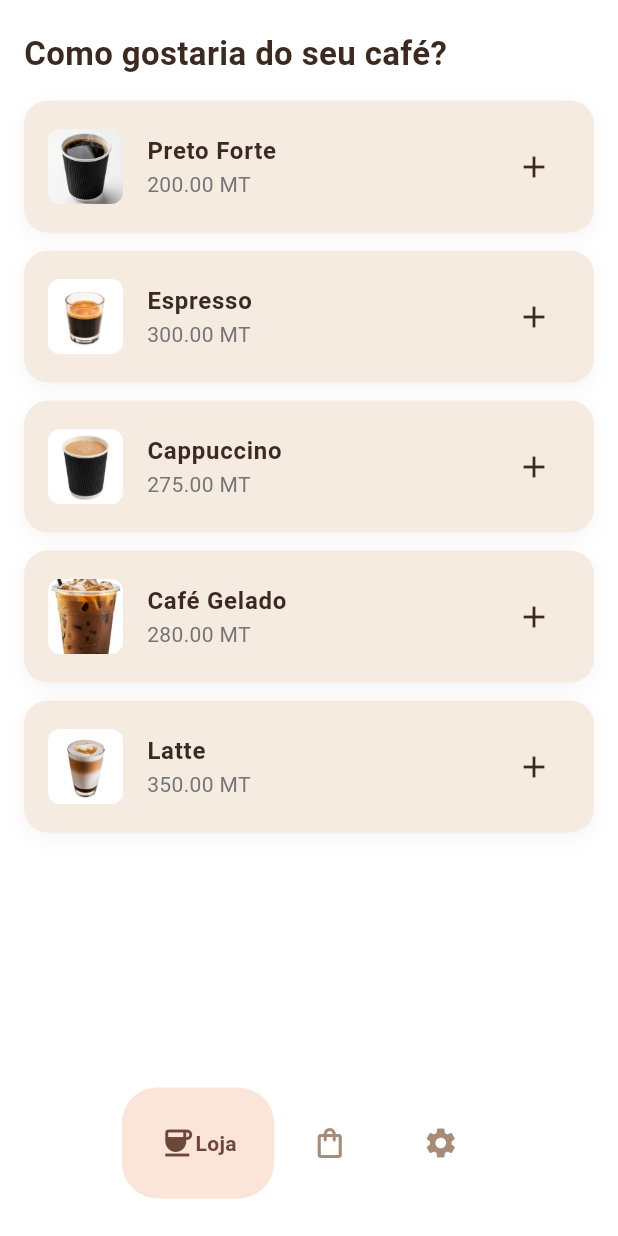
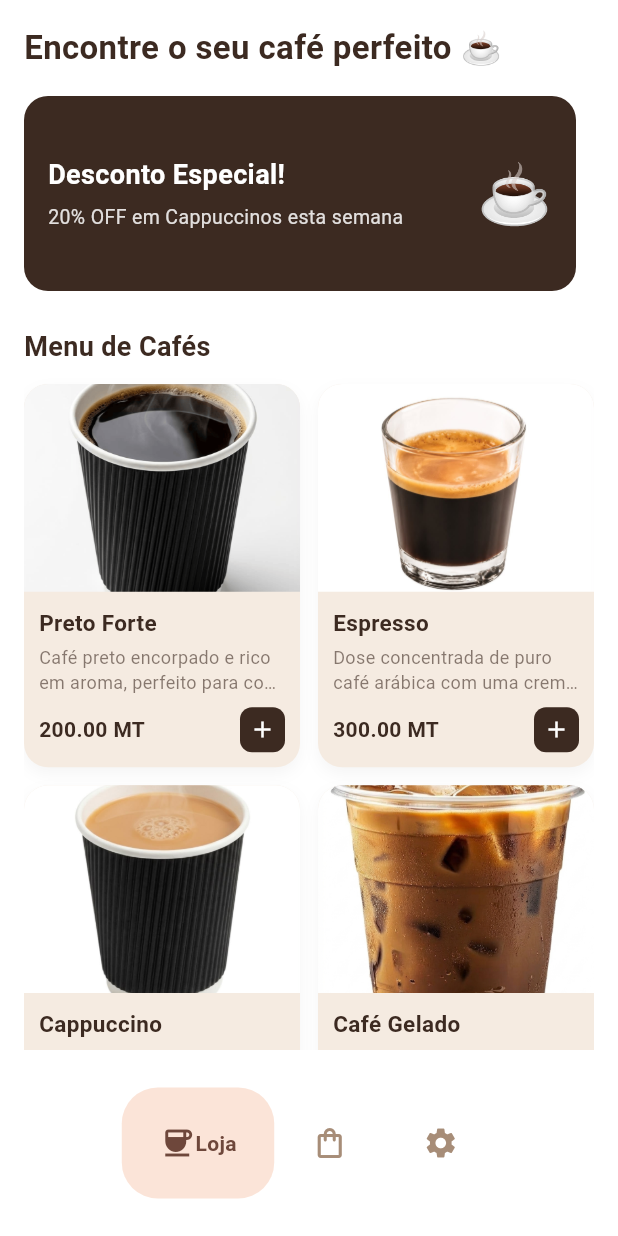
Before and after one commit to TrickPa1/Coffee-App-demo-v1, a Flutter app: the screen it shows after launch, on a phone screen of 412 x 824 dp. Run offline on Flutter 3.47's test engine with Material 3 defaults, Android fonts, the phone set to English and light mode, and no system bars; drawn by our look-alikes of google_nav_bar.

Commit message:
Versao demo um pouco mais simplificada

```diff
--- /dev/null
+++ b/lib/components/coffee_card.dart
@@ -0,0 +1,116 @@
+import 'package:flutter/material.dart';
+import '../models/coffee.dart';
+
+class CoffeeCard extends StatelessWidget {
+  final Coffee coffee;
+  final VoidCallback onTap;
+  final VoidCallback onAddPressed;
+
+  const CoffeeCard({
+    super.key,
+    required this.coffee,
+    required this.onTap,
+    required this.onAddPressed,
+  });
+
+  @override
+  Widget build(BuildContext context) {
+    final theme = Theme.of(context);
+
+    return GestureDetector(
+      onTap: onTap,
+      child: Container(
+        decoration: BoxDecoration(
+          color: theme.cardColor,
+          borderRadius: BorderRadius.circular(16),
+          boxShadow: [
+            BoxShadow(
+              color: Colors.black.withOpacity(0.04),
+              blurRadius: 8,
+              offset: const Offset(0, 4),
+            ),
+          ],
+        ),
+        child: Column(
+          crossAxisAlignment: CrossAxisAlignment.start,
+          children: [
+            // Imagem do Café
+            Expanded(
+              child: ClipRRect(
+                borderRadius: const BorderRadius.vertical(top: Radius.circular(16)),
+                child: Image.asset(
+                  coffee.imagePath,
+                  width: double.infinity,
+                  fit: BoxFit.cover,
+                  errorBuilder: (context, error, stackTrace) => Container(
+                    color: theme.colorScheme.surface,
+                    child: const Icon(Icons.coffee, size: 40),
+                  ),
+                ),
+              ),
+            ),
+
+            // Informações
+            Padding(
+              padding: const EdgeInsets.all(10.0),
+              child: Column(
+                crossAxisAlignment: CrossAxisAlignment.start,
+                children: [
+                  Text(
+                    coffee.name,
+                    maxLines: 1,
+                    overflow: TextOverflow.ellipsis,
+                    style: const TextStyle(
+                      fontWeight: FontWeight.bold,
+                      fontSize: 15,
+                    ),
+                  ),
+                  const SizedBox(height: 4),
+                  Text(
+                    coffee.description,
+                    maxLines: 2,
+                    overflow: TextOverflow.ellipsis,
+                    style: TextStyle(
+                      fontSize: 12,
+                      color: theme.textTheme.bodySmall?.color?.withOpacity(0.6),
+                    ),
+                  ),
+                  const SizedBox(height: 8),
+                  Row(
+                    mainAxisAlignment: MainAxisAlignment.spaceBetween,
+                    children: [
+                      Text(
+                        coffee.formattedPrice,
+                        style: TextStyle(
+                          fontWeight: FontWeight.bold,
+                          color: theme.colorScheme.primary,
+                          fontSize: 14,
+                        ),
+                      ),
+                      InkWell(
+                        onTap: onAddPressed,
+                        borderRadius: BorderRadius.circular(8),
+                        child: Container(
+                          padding: const EdgeInsets.all(6),
+                          decoration: BoxDecoration(
+                            color: theme.colorScheme.primary,
+                            borderRadius: BorderRadius.circular(8),
+                          ),
+                          child: Icon(
+                            Icons.add,
+                            size: 18,
+                            color: theme.colorScheme.onPrimary,
+                          ),
+                        ),
+                      ),
+                    ],
+                  ),
+                ],
+              ),
+            ),
+          ],
+        ),
+      ),
+    );
+  }
+}
--- a/lib/models/coffee.dart
+++ b/lib/models/coffee.dart
@@ -2,12 +2,14 @@ class Coffee {
   final String name;
   final double price;
   final String imagePath;
+  final String description;
   int quantity;
 
   Coffee({
     required this.name,
     required this.price,
     required this.imagePath,
+    required this.description,
     this.quantity = 1,
   });
 
--- a/lib/models/coffee_shop.dart
+++ b/lib/models/coffee_shop.dart
@@ -2,42 +2,44 @@ import 'package:flutter/material.dart';
 import 'coffee.dart';
 
 class CoffeeShop extends ChangeNotifier {
-  // Lista de cafés disponíveis
   final List<Coffee> _shop = [
     Coffee(
       name: 'Preto Forte',
       price: 200.0,
       imagePath: 'assets/images/black.png',
+      description: 'Café preto encorpado e rico em aroma, perfeito para começar o dia com energia.',
     ),
     Coffee(
       name: 'Espresso',
       price: 300.0,
       imagePath: 'assets/images/espresso.jpeg',
+      description: 'Dose concentrada de puro café arábica com uma crema aveludada e intensa.',
     ),
     Coffee(
       name: 'Cappuccino',
       price: 275.0,
       imagePath: 'assets/images/cappucino.jpeg',
+      description: 'Mistura harmoniosa de espresso, leite vaporizado e uma generosa camada de espuma de leite.',
     ),
     Coffee(
       name: 'Café Gelado',
       price: 280.0,
       imagePath: 'assets/images/ice_coffe.jpeg',
+      description: 'Refrescante infusão de café servido com gelo e um toque suave de baunilha.',
     ),
     Coffee(
       name: 'Latte',
       price: 350.0,
       imagePath: 'assets/images/latte.jpeg',
+      description: 'Espresso suave combinado com uma grande quantidade de leite cremoso vaporizado.',
     ),
   ];
 
   final List<Coffee> _userCart = [];
 
-  // Getters
   List<Coffee> get coffeeShop => _shop;
   List<Coffee> get userCart => _userCart;
 
-  // Adicionar item ao carrinho
   void addItemToCart(Coffee coffee) {
     int index = _userCart.indexWhere((item) => item.name == coffee.name);
 
@@ -49,6 +51,7 @@ class CoffeeShop extends ChangeNotifier {
           name: coffee.name,
           price: coffee.price,
           imagePath: coffee.imagePath,
+          description: coffee.description,
           quantity: 1,
         ),
       );
@@ -56,7 +59,6 @@ class CoffeeShop extends ChangeNotifier {
     notifyListeners();
   }
 
-  // Remover ou decrementar item do carrinho
   void removeItemFromCart(Coffee coffee) {
     int index = _userCart.indexWhere((item) => item.name == coffee.name);
 
@@ -70,13 +72,11 @@ class CoffeeShop extends ChangeNotifier {
     }
   }
 
-  // Limpar carrinho
   void clearCart() {
     _userCart.clear();
     notifyListeners();
   }
 
-  // Calcular valor total do carrinho
   double calculateTotal() {
     double total = 0;
     for (var item in _userCart) {
--- a/lib/pages/shop_page.dart
+++ b/lib/pages/shop_page.dart
@@ -1,13 +1,40 @@
 import 'package:flutter/material.dart';
 import 'package:provider/provider.dart';
-import '../components/coffee_tile.dart';
+import '../components/coffee_card.dart';
 import '../models/coffee.dart';
 import '../models/coffee_shop.dart';
+import 'coffee_detail_page.dart';
 
-class ShopPage extends StatelessWidget {
+class ShopPage extends StatefulWidget {
   const ShopPage({super.key});
 
-  void addToCart(BuildContext context, Coffee coffee) {
+  @override
+  State<ShopPage> createState() => _ShopPageState();
+}
+
+class _ShopPageState extends State<ShopPage> {
+  final PageController _bannerController = PageController();
+
+  // Banners promocionais
+  final List<Map<String, String>> _banners = [
+    {
+      'title': 'Desconto Especial!',
+      'subtitle': '20% OFF em Cappuccinos esta semana',
+      'icon': '☕',
+    },
+    {
+      'title': 'Novo no Menu',
+      'subtitle': 'Experimente o nosso Café Gelado Especial',
+      'icon': '🧊',
+    },
+    {
+      'title': 'Hora do Café',
+      'subtitle': 'Cafés selecionados com entrega grátis',
+      'icon': '🛵',
+    },
+  ];
+
+  void addToCart(Coffee coffee) {
     Provider.of<CoffeeShop>(context, listen: false).addItemToCart(coffee);
 
     ScaffoldMessenger.of(context).hideCurrentSnackBar();
@@ -20,36 +47,130 @@ class ShopPage extends StatelessWidget {
     );
   }
 
+  void openDetailPage(Coffee coffee) {
+    Navigator.push(
+      context,
+      MaterialPageRoute(
+        builder: (context) => CoffeeDetailPage(coffee: coffee),
+      ),
+    );
+  }
+
   @override
   Widget build(BuildContext context) {
+    final theme = Theme.of(context);
+
     return Consumer<CoffeeShop>(
       builder: (context, value, child) => SafeArea(
         child: Padding(
-          padding: const EdgeInsets.symmetric(horizontal: 16.0, vertical: 8.0),
-          child: Column(
-            crossAxisAlignment: CrossAxisAlignment.start,
-            children: [
-              const SizedBox(height: 12),
-              const Text(
-                'Como gostaria do seu café?',
-                style: TextStyle(
-                  fontSize: 22,
-                  fontWeight: FontWeight.bold,
+          padding: const EdgeInsets.symmetric(horizontal: 16.0),
+          child: CustomScrollView(
+            slivers: [
+              // Título de Boas-vindas
+              const SliverToBoxAdapter(
+                child: Padding(
+                  padding: EdgeInsets.symmetric(vertical: 16.0),
+                  child: Text(
+                    'Encontre o seu café perfeito ☕',
+                    style: TextStyle(
+                      fontSize: 22,
+                      fontWeight: FontWeight.bold,
+                    ),
+                  ),
                 ),
               ),
-              const SizedBox(height: 16),
-              Expanded(
-                child: ListView.builder(
-                  itemCount: value.coffeeShop.length,
-                  itemBuilder: (context, index) {
+
+              // Carrossel de Banners
+              SliverToBoxAdapter(
+                child: SizedBox(
+                  height: 130,
+                  child: PageView.builder(
+                    controller: _bannerController,
+                    itemCount: _banners.length,
+                    itemBuilder: (context, index) {
+                      final banner = _banners[index];
+                      return Container(
+                        margin: const EdgeInsets.only(right: 12),
+                        padding: const EdgeInsets.all(16),
+                        decoration: BoxDecoration(
+                          color: theme.colorScheme.primary,
+                          borderRadius: BorderRadius.circular(16),
+                        ),
+                        child: Row(
+                          children: [
+                            Expanded(
+                              child: Column(
+                                crossAxisAlignment: CrossAxisAlignment.start,
+                                mainAxisAlignment: MainAxisAlignment.center,
+                                children: [
+                                  Text(
+                                    banner['title']!,
+                                    style: TextStyle(
+                                      color: theme.colorScheme.onPrimary,
+                                      fontSize: 18,
+                                      fontWeight: FontWeight.bold,
+                                    ),
+                                  ),
+                                  const SizedBox(height: 6),
+                                  Text(
+                                    banner['subtitle']!,
+                                    style: TextStyle(
+                                      color: theme.colorScheme.onPrimary.withOpacity(0.85),
+                                      fontSize: 13,
+                                    ),
+                                  ),
+                                ],
+                              ),
+                            ),
+                            Text(
+                              banner['icon']!,
+                              style: const TextStyle(fontSize: 40),
+                            ),
+                          ],
+                        ),
+                      );
+                    },
+                  ),
+                ),
+              ),
+
+              // Cabeçalho dos Produtos
+              const SliverToBoxAdapter(
+                child: Padding(
+                  padding: EdgeInsets.only(top: 24.0, bottom: 12.0),
+                  child: Text(
+                    'Menu de Cafés',
+                    style: TextStyle(
+                      fontSize: 18,
+                      fontWeight: FontWeight.bold,
+                    ),
+                  ),
+                ),
+              ),
+
+              // Grelha de Cafés (Grid Layout)
+              SliverGrid(
+                gridDelegate: const SliverGridDelegateWithFixedCrossAxisCount(
+                  crossAxisCount: 2,
+                  crossAxisSpacing: 12,
+                  mainAxisSpacing: 12,
+                  childAspectRatio: 0.72,
+                ),
+                delegate: SliverChildBuilderDelegate(
+                  (context, index) {
                     Coffee eachCoffee = value.coffeeShop[index];
-                    return CoffeeTile(
+                    return CoffeeCard(
                       coffee: eachCoffee,
-                      onPressed: () => addToCart(context, eachCoffee),
-                      icon: const Icon(Icons.add),
+                      onTap: () => openDetailPage(eachCoffee),
+                      onAddPressed: () => addToCart(eachCoffee),
                     );
                   },
+                  childCount: value.coffeeShop.length,
                 ),
+              ),
+
+              const SliverToBoxAdapter(
+                child: SizedBox(height: 20),
               ),
             ],
           ),
```
Also changed, not shown: lib/pages/coffee_detail_page.dart (added, +137 -0 lines).
